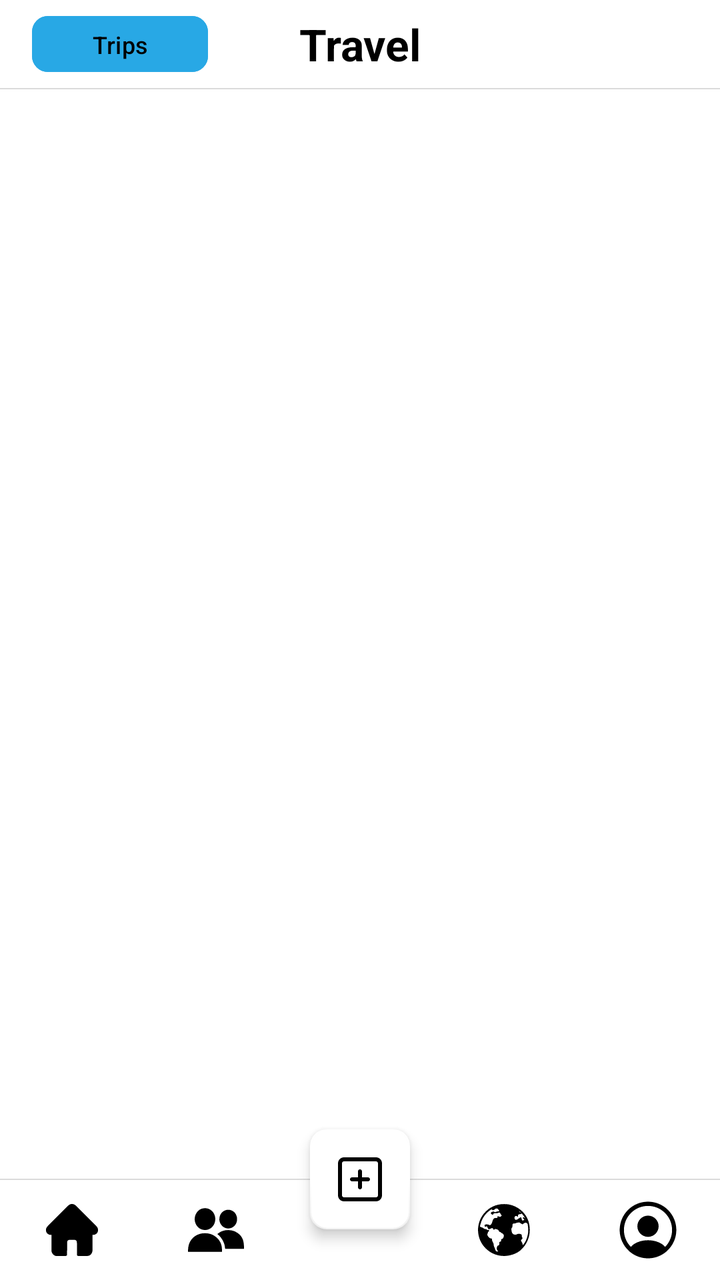
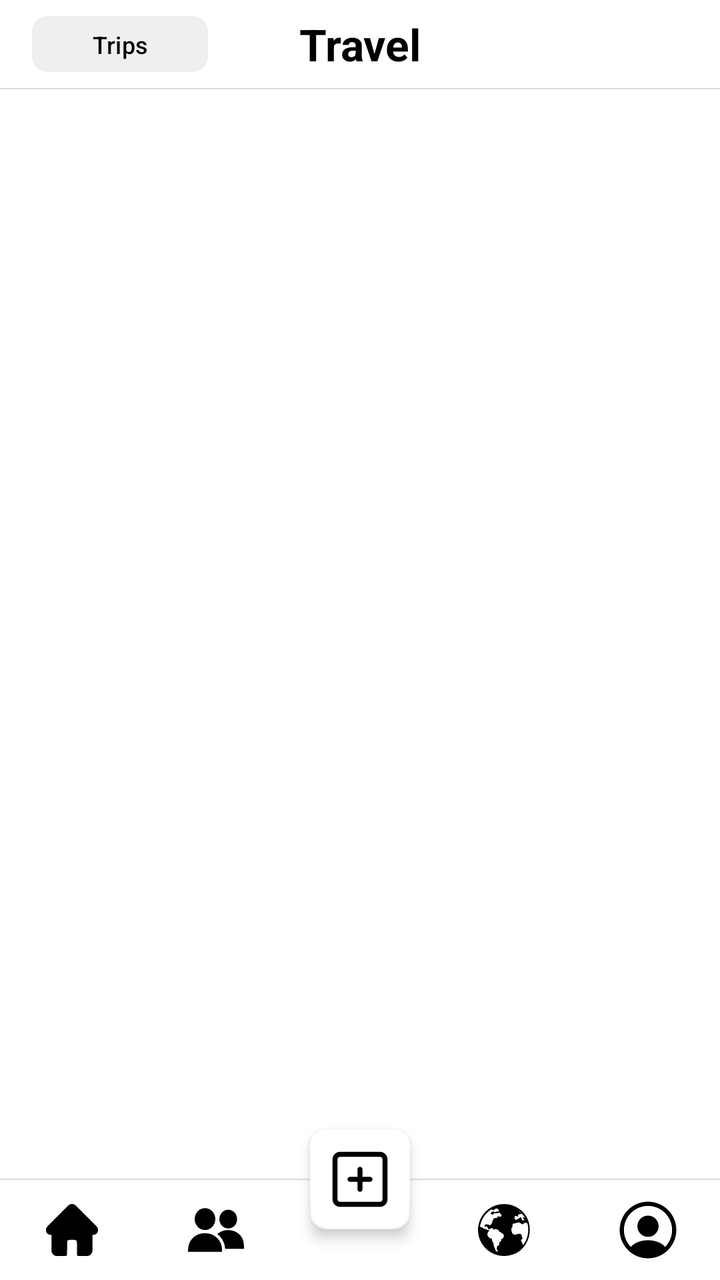

The first picture is an Android layout as it rendered before a commit; the second is the same layout after the commit. The layout source and the unified diff follow.
<!-- AndroidManifest.xml: activity theme Theme.Travel -->
<!-- res/layout/activity_main.xml -->
<?xml version="1.0" encoding="utf-8"?>
<androidx.constraintlayout.widget.ConstraintLayout
    xmlns:android="http://schemas.android.com/apk/res/android"
    xmlns:app="http://schemas.android.com/apk/res-auto"
    android:fitsSystemWindows="true"
    android:layout_width="match_parent"
    android:layout_height="match_parent"
    android:background="@color/white">

    <androidx.constraintlayout.widget.ConstraintLayout
        android:id="@+id/hero_section"
        android:layout_width="0dp"
        android:layout_height="44dp"
        android:background="@color/white"
        android:paddingHorizontal="16dp"
        app:layout_constraintTop_toTopOf="parent"
        app:layout_constraintStart_toStartOf="parent"
        app:layout_constraintEnd_toEndOf="parent">

        <com.google.android.material.button.MaterialButton
            android:id="@+id/tripButton"
            android:layout_width="wrap_content"
            android:layout_height="36dp"
            android:text="Trips"
            android:backgroundTint="@color/light_blue"
            android:textSize="12sp"
            android:textColor="@color/black"
            android:textAllCaps="false"
            app:cornerRadius="8dp"
            app:layout_constraintBottom_toBottomOf="parent"
            app:layout_constraintStart_toStartOf="parent"
            app:layout_constraintTop_toTopOf="parent" />

        <TextView
            android:id="@+id/hero_location"
            android:layout_width="wrap_content"
            android:layout_height="wrap_content"
            android:text="Travel"
            android:textColor="@color/black"
            android:textSize="22sp"
            android:textStyle="bold"
            app:layout_constraintEnd_toEndOf="parent"
            app:layout_constraintStart_toStartOf="parent"
            app:layout_constraintTop_toTopOf="parent"
            app:layout_constraintBottom_toBottomOf="parent" />

    </androidx.constraintlayout.widget.ConstraintLayout>

    <View
        android:id="@+id/top_divider"
        android:layout_width="0dp"
        android:layout_height="0.5dp"
        android:background="#DBDBDB"
        app:layout_constraintTop_toBottomOf="@id/hero_section"
        app:layout_constraintStart_toStartOf="parent"
        app:layout_constraintEnd_toEndOf="parent" />

    <FrameLayout
        android:id="@+id/fragment_container"
        android:layout_width="0dp"
        android:layout_height="0dp"
        android:background="@color/white"
        app:layout_constraintTop_toBottomOf="@id/top_divider"
        app:layout_constraintBottom_toTopOf="@id/bottom_divider"
        app:layout_constraintStart_toStartOf="parent"
        app:layout_constraintEnd_toEndOf="parent" />

    <View
        android:id="@+id/bottom_divider"
        android:layout_width="0dp"
        android:layout_height="0.5dp"
        android:background="#DBDBDB"
        app:layout_constraintBottom_toTopOf="@id/custom_bottom_bar"
        app:layout_constraintStart_toStartOf="parent"
        app:layout_constraintEnd_toEndOf="parent" />

    <LinearLayout
        android:id="@+id/custom_bottom_bar"
        android:layout_width="0dp"
        android:layout_height="50dp"
        android:orientation="horizontal"
        android:background="@color/white"
        android:gravity="center_vertical"
        app:layout_constraintBottom_toBottomOf="parent"
        app:layout_constraintStart_toStartOf="parent"
        app:layout_constraintEnd_toEndOf="parent">

        <ImageButton
            android:id="@+id/nav_home"
            android:layout_width="0dp"
            android:layout_height="match_parent"
            android:layout_weight="1"
            android:padding="12dp"
            android:src="@drawable/ic_home"
            android:scaleType="centerInside"
            android:background="?attr/selectableItemBackgroundBorderless"
            android:contentDescription="Home Feed" />

        <ImageButton
            android:id="@+id/nav_friends"
            android:layout_width="0dp"
            android:layout_height="match_parent"
            android:layout_weight="1"
            android:padding="11dp"
            android:src="@drawable/ic_friends"
            android:scaleType="centerInside"
            android:background="?attr/selectableItemBackgroundBorderless"
            android:contentDescription="Friends" />

        <View
            android:id="@+id/nav_placeholder"
            android:layout_width="0dp"
            android:layout_height="match_parent"
            android:layout_weight="1" />

        <ImageButton
            android:id="@+id/nav_map"
            android:layout_width="0dp"
            android:layout_height="match_parent"
            android:layout_weight="1"
            android:padding="12dp"
            android:src="@drawable/ic_globe"
            android:scaleType="centerInside"
            android:background="?attr/selectableItemBackgroundBorderless"
            android:contentDescription="Map" />

        <ImageButton
            android:id="@+id/nav_profile"
            android:layout_width="0dp"
            android:layout_height="match_parent"
            android:layout_weight="1"
            android:padding="8dp"
            android:src="@drawable/ic_profile"
            android:scaleType="centerInside"
            android:background="?attr/selectableItemBackgroundBorderless"
            android:contentDescription="Profile" />

    </LinearLayout>

    <com.google.android.material.floatingactionbutton.FloatingActionButton
        android:id="@+id/fab_add_picture"
        android:layout_width="wrap_content"
        android:layout_height="wrap_content"
        android:contentDescription="Add"
        android:src="@drawable/ic_take_picture"
        app:backgroundTint="@color/white"
        app:tint="@color/black"
        app:fabCustomSize="50dp"
        app:maxImageSize="24dp"
        app:elevation="4dp"
        app:borderWidth="0.5dp"
        app:shapeAppearance="@style/RoundedFAB"
        app:layout_constraintBottom_toTopOf="@id/custom_bottom_bar"
        app:layout_constraintEnd_toEndOf="parent"
        app:layout_constraintStart_toStartOf="parent"
        android:layout_marginBottom="-25dp" />

</androidx.constraintlayout.widget.ConstraintLayout>
<!-- resources referenced by this layout -->
<resources>
  <color name="black">#FF000000</color>
  <color name="light_blue">#28A8E5</color>
  <color name="white">#FFFFFFFF</color>
  <!-- drawable ic_friends: vector/xml drawable (drawable, 2557 chars, omitted) -->
  <!-- drawable ic_globe: vector/xml drawable (drawable, 9559 chars, omitted) -->
  <!-- drawable ic_home: vector/xml drawable (drawable, 4924 chars, omitted) -->
  <!-- drawable ic_profile (drawable) -->
  <vector xmlns:android="http://schemas.android.com/apk/res/android"
      android:width="200dp"
      android:height="200dp"
      android:viewportWidth="24"
      android:viewportHeight="24">
    <path
        android:pathData="M22,12C22,6.49 17.51,2 12,2C6.49,2 2,6.49 2,12C2,14.9 3.25,17.51 5.23,19.34C5.23,19.35 5.23,19.35 5.22,19.36C5.32,19.46 5.44,19.54 5.54,19.63C5.6,19.68 5.65,19.73 5.71,19.77C5.89,19.92 6.09,20.06 6.28,20.2C6.35,20.25 6.41,20.29 6.48,20.34C6.67,20.47 6.87,20.59 7.08,20.7C7.15,20.74 7.23,20.79 7.3,20.83C7.5,20.94 7.71,21.04 7.93,21.13C8.01,21.17 8.09,21.21 8.17,21.24C8.39,21.33 8.61,21.41 8.83,21.48C8.91,21.51 8.99,21.54 9.07,21.56C9.31,21.63 9.55,21.69 9.79,21.75C9.86,21.77 9.93,21.79 10.01,21.8C10.29,21.86 10.57,21.9 10.86,21.93C10.9,21.93 10.94,21.94 10.98,21.95C11.32,21.98 11.66,22 12,22C12.34,22 12.68,21.98 13.01,21.95C13.05,21.95 13.09,21.94 13.13,21.93C13.42,21.9 13.7,21.86 13.98,21.8C14.05,21.79 14.12,21.76 14.2,21.75C14.44,21.69 14.69,21.64 14.92,21.56C15,21.53 15.08,21.5 15.16,21.48C15.38,21.4 15.61,21.33 15.82,21.24C15.9,21.21 15.98,21.17 16.06,21.13C16.27,21.04 16.48,20.94 16.69,20.83C16.77,20.79 16.84,20.74 16.91,20.7C17.11,20.58 17.31,20.47 17.51,20.34C17.58,20.3 17.64,20.25 17.71,20.2C17.91,20.06 18.1,19.92 18.28,19.77C18.34,19.72 18.39,19.67 18.45,19.63C18.56,19.54 18.67,19.45 18.77,19.36C18.77,19.35 18.77,19.35 18.76,19.34C20.75,17.51 22,14.9 22,12ZM16.94,16.97C14.23,15.15 9.79,15.15 7.06,16.97C6.62,17.26 6.26,17.6 5.96,17.97C4.44,16.43 3.5,14.32 3.5,12C3.5,7.31 7.31,3.5 12,3.5C16.69,3.5 20.5,7.31 20.5,12C20.5,14.32 19.56,16.43 18.04,17.97C17.75,17.6 17.38,17.26 16.94,16.97Z"
        android:fillColor="#000000"/>
    <path
        android:pathData="M12,6.93C9.93,6.93 8.25,8.61 8.25,10.68C8.25,12.71 9.84,14.36 11.95,14.42C11.98,14.42 12.02,14.42 12.04,14.42C12.06,14.42 12.09,14.42 12.11,14.42C12.12,14.42 12.13,14.42 12.13,14.42C14.15,14.35 15.74,12.71 15.75,10.68C15.75,8.61 14.07,6.93 12,6.93Z"
        android:fillColor="#000000"/>
  </vector>
  <!-- drawable ic_take_picture (drawable) -->
  <vector xmlns:android="http://schemas.android.com/apk/res/android"
      android:height="200dp"
      android:viewportHeight="24"
      android:viewportWidth="24"
      android:width="200dp">
        
      <path android:fillColor="#99FFCC" android:pathData="M11,8C11,7.448 11.448,7 12,7C12.552,7 13,7.448 13,8V11H16C16.552,11 17,11.448 17,12C17,12.552 16.552,13 16,13H13V16C13,16.552 12.552,17 12,17C11.448,17 11,16.552 11,16V13H8C7.448,13 7,12.552 7,12C7,11.448 7.448,11 8,11H11V8Z"/>
        
      <path android:fillColor="#99FFCC" android:fillType="evenOdd" android:pathData="M23,4C23,2.343 21.657,1 20,1H4C2.343,1 1,2.343 1,4V20C1,21.657 2.343,23 4,23H20C21.657,23 23,21.657 23,20V4ZM21,4C21,3.448 20.552,3 20,3H4C3.448,3 3,3.448 3,4V20C3,20.552 3.448,21 4,21H20C20.552,21 21,20.552 21,20V4Z"/>
      
  </vector>
  <style name="RoundedFAB" parent="">
          <item name="cornerFamily">rounded</item>
          <item name="cornerSize">8dp</item>
      </style>
  <style name="Theme.Travel" parent="Theme.Material3.DayNight.NoActionBar">
          <item name="colorPrimary">#2196F3</item>
          <item name="colorOnPrimary">@android:color/white</item>
      </style>
</resources>

<!-- the commit's change to res/layout/activity_main.xml (unified diff, before → after) -->
@@ -22,7 +22,7 @@
             android:layout_width="wrap_content"
             android:layout_height="36dp"
             android:text="Trips"
-            android:backgroundTint="@color/light_blue"
+            android:backgroundTint="#EFEFEF"
             android:textSize="12sp"
             android:textColor="@color/black"
             android:textAllCaps="false"
@@ -146,7 +146,7 @@
         app:backgroundTint="@color/white"
         app:tint="@color/black"
         app:fabCustomSize="50dp"
-        app:maxImageSize="24dp"
+        app:maxImageSize="30dp"
         app:elevation="4dp"
         app:borderWidth="0.5dp"
         app:shapeAppearance="@style/RoundedFAB"
<!-- resource entries referenced after the edit -->
@@ -1,7 +1,6 @@
 <!-- resources referenced by this layout -->
 <resources>
   <color name="black">#FF000000</color>
-  <color name="light_blue">#28A8E5</color>
   <color name="white">#FFFFFFFF</color>
   <!-- drawable ic_friends: vector/xml drawable (drawable, 2557 chars, omitted) -->
   <!-- drawable ic_globe: vector/xml drawable (drawable, 9559 chars, omitted) -->
